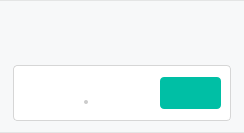
Before: the Qt Designer form src/MEGASync/transfers/gui/DuplicatedNodeDialogs/macx/DuplicatedNodeItem.ui in meganz/MEGAsync, drawn with Qt 5.
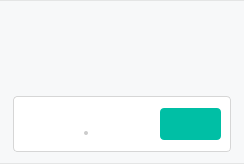
After: the same form once the commit is applied.

```diff
--- a/src/MEGASync/transfers/gui/DuplicatedNodeDialogs/macx/DuplicatedNodeItem.ui
+++ b/src/MEGASync/transfers/gui/DuplicatedNodeDialogs/macx/DuplicatedNodeItem.ui
@@ -69,7 +69,7 @@
    color: #333333;
 }
 
-#lDescription
+#lDescription, #lLearnMore
 {
    font-family: Lato;
    line-height: 16px;
@@ -78,7 +78,7 @@
    color: #333333;
 }
 
-#titleContainer, #lDescription, #lTitle
+#titleContainer, #titleContainer QLabel
 {
    background-color: #F7F8F9;
 }
@@ -107,7 +107,7 @@
        <widget class="QWidget" name="titleContainer" native="true">
         <layout class="QVBoxLayout" name="verticalLayout_3">
          <property name="spacing">
-          <number>5</number>
+          <number>8</number>
          </property>
          <property name="leftMargin">
           <number>10</number>
@@ -135,6 +135,28 @@
            </property>
           </widget>
          </item>
+         <item>
+          <widget class="QLabel" name="lLearnMore">
+           <property name="sizePolicy">
+            <sizepolicy hsizetype="Preferred" vsizetype="Fixed">
+             <horstretch>0</horstretch>
+             <verstretch>0</verstretch>
+            </sizepolicy>
+           </property>
+           <property name="minimumSize">
+            <size>
+             <width>0</width>
+             <height>20</height>
+            </size>
+           </property>
+           <property name="text">
+            <string notr="true"/>
+           </property>
+           <property name="openExternalLinks">
+            <bool>true</bool>
+           </property>
+          </widget>
+         </item>
         </layout>
        </widget>
       </item>
```
